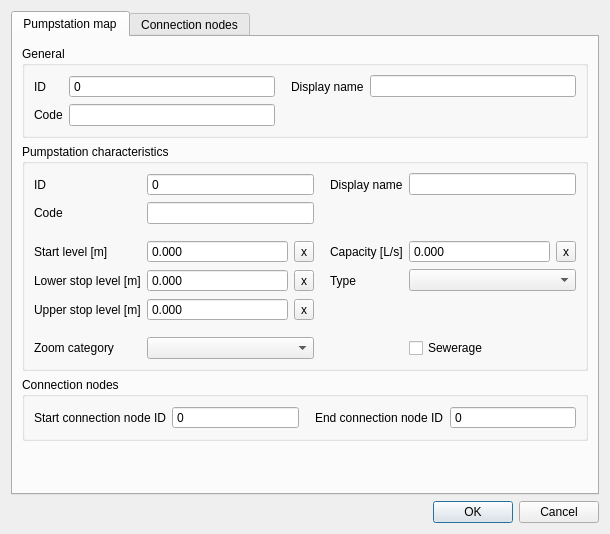
Above: threedi_schematisation_editor/forms/ui/pumpstation_map.ui from nens/threedi-schematisation-editor before the change. Below: the same form after it.
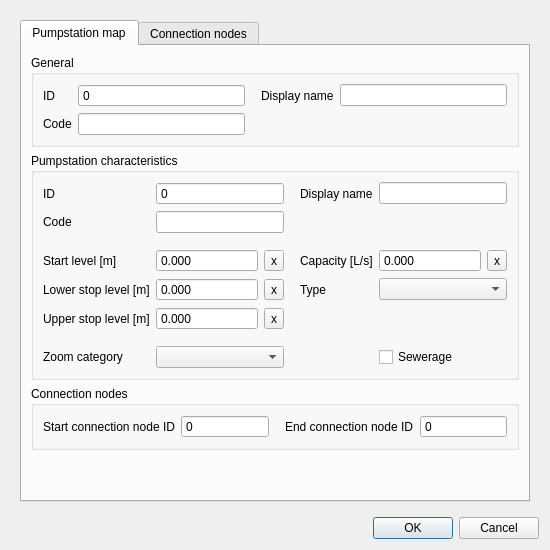
That is the form after the change.

What changed in the file:
```diff
--- a/threedi_schematisation_editor/forms/ui/pumpstation_map.ui
+++ b/threedi_schematisation_editor/forms/ui/pumpstation_map.ui
@@ -6,8 +6,8 @@
    <rect>
     <x>0</x>
     <y>0</y>
-    <width>610</width>
-    <height>534</height>
+    <width>550</width>
+    <height>550</height>
    </rect>
   </property>
   <property name="windowTitle">
@@ -15,6 +15,24 @@
   </property>
   <layout class="QGridLayout" name="gridLayout">
    <item row="0" column="0">
+    <widget class="QScrollArea" name="scrollArea">
+     <property name="frameShape">
+      <enum>QFrame::NoFrame</enum>
+     </property>
+     <property name="widgetResizable">
+      <bool>true</bool>
+     </property>
+     <widget class="QWidget" name="scrollAreaWidgetContents">
+      <property name="geometry">
+       <rect>
+        <x>0</x>
+        <y>0</y>
+        <width>532</width>
+        <height>503</height>
+       </rect>
+      </property>
+      <layout class="QGridLayout" name="gridLayout_2">
+       <item row="0" column="0">
     <widget class="QTabWidget" name="tabWidget">
      <property name="locale">
       <locale language="English" country="UnitedStates"/>
@@ -1055,6 +1073,10 @@
      </widget>
     </widget>
    </item>
+      </layout>
+     </widget>
+    </widget>
+   </item>
    <item row="1" column="0">
     <widget class="QDialogButtonBox" name="buttonBox">
      <property name="standardButtons">
```
Left out of the diff: 1 changed line with no effect on the pictures. Lines whose indentation alone changed are shown as unchanged.
